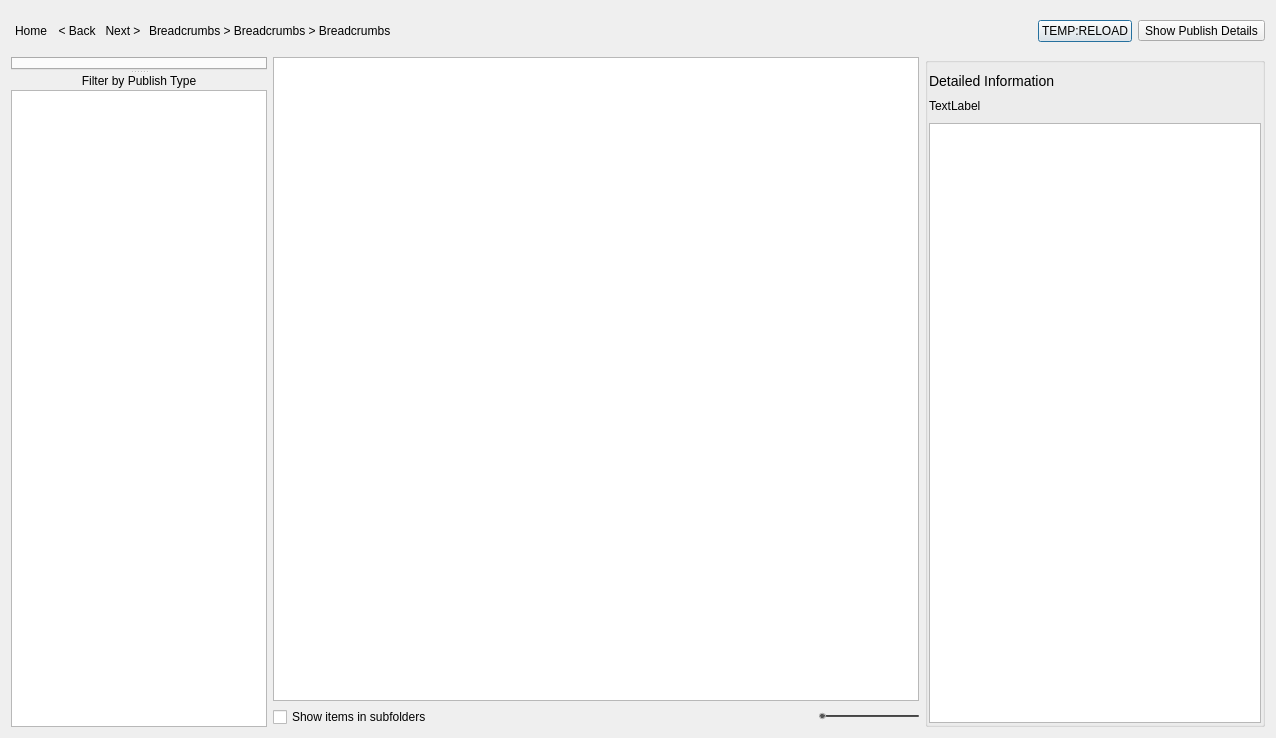
Old version of the form resources/dialog.ui in the repository shotgunsoftware/tk-multi-loader2.
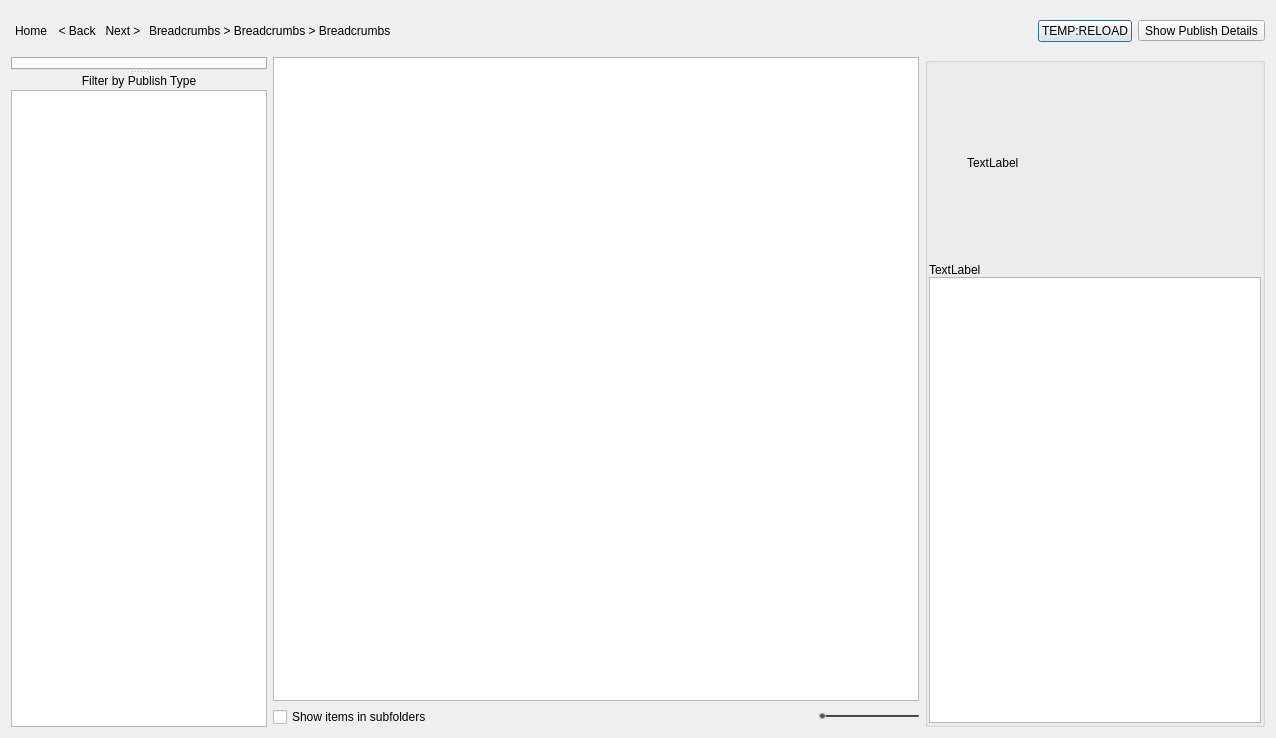
New version of the form. Icons and pictures are not drawn.

The edit to the form file:
```diff
--- a/resources/dialog.ui
+++ b/resources/dialog.ui
@@ -336,13 +336,13 @@
      </property>
      <layout class="QVBoxLayout" name="verticalLayout_5">
       <property name="spacing">
-       <number>10</number>
+       <number>0</number>
       </property>
       <property name="leftMargin">
        <number>1</number>
       </property>
       <property name="topMargin">
-       <number>10</number>
+       <number>0</number>
       </property>
       <property name="rightMargin">
        <number>1</number>
@@ -351,20 +351,65 @@
        <number>1</number>
       </property>
       <item>
-       <widget class="QLabel" name="label_3">
-        <property name="text">
-         <string>&lt;big&gt;Detailed Information&lt;/big&gt;</string>
-        </property>
-        <property name="alignment">
-         <set>Qt::AlignLeading|Qt::AlignLeft|Qt::AlignTop</set>
-        </property>
-       </widget>
+       <layout class="QHBoxLayout" name="horizontalLayout">
+        <item>
+         <spacer name="horizontalSpacer_4">
+          <property name="orientation">
+           <enum>Qt::Horizontal</enum>
+          </property>
+          <property name="sizeHint" stdset="0">
+           <size>
+            <width>40</width>
+            <height>20</height>
+           </size>
+          </property>
+         </spacer>
+        </item>
+        <item>
+         <widget class="QLabel" name="details_image">
+          <property name="minimumSize">
+           <size>
+            <width>256</width>
+            <height>200</height>
+           </size>
+          </property>
+          <property name="maximumSize">
+           <size>
+            <width>256</width>
+            <height>200</height>
+           </size>
+          </property>
+          <property name="text">
+           <string>TextLabel</string>
+          </property>
+          <property name="scaledContents">
+           <bool>true</bool>
+          </property>
+         </widget>
+        </item>
+        <item>
+         <spacer name="horizontalSpacer">
+          <property name="orientation">
+           <enum>Qt::Horizontal</enum>
+          </property>
+          <property name="sizeHint" stdset="0">
+           <size>
+            <width>40</width>
+            <height>20</height>
+           </size>
+          </property>
+         </spacer>
+        </item>
+       </layout>
       </item>
       <item>
        <widget class="QLabel" name="details_header">
         <property name="text">
          <string>TextLabel</string>
         </property>
+        <property name="wordWrap">
+         <bool>true</bool>
+        </property>
        </widget>
       </item>
       <item>
```
